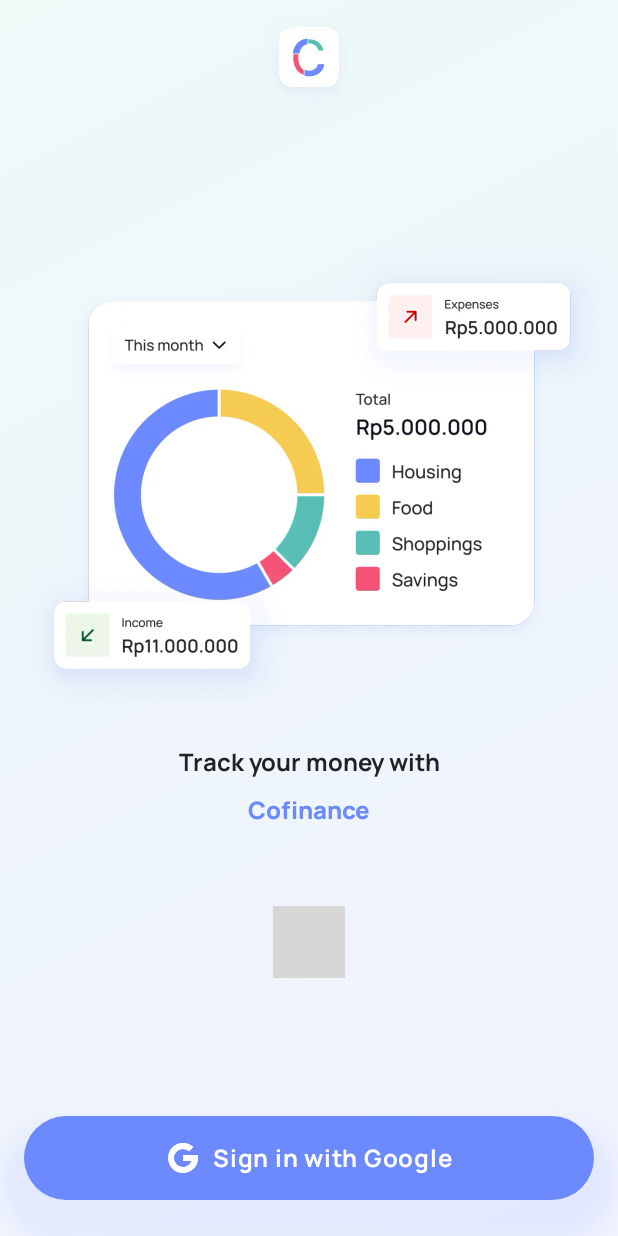
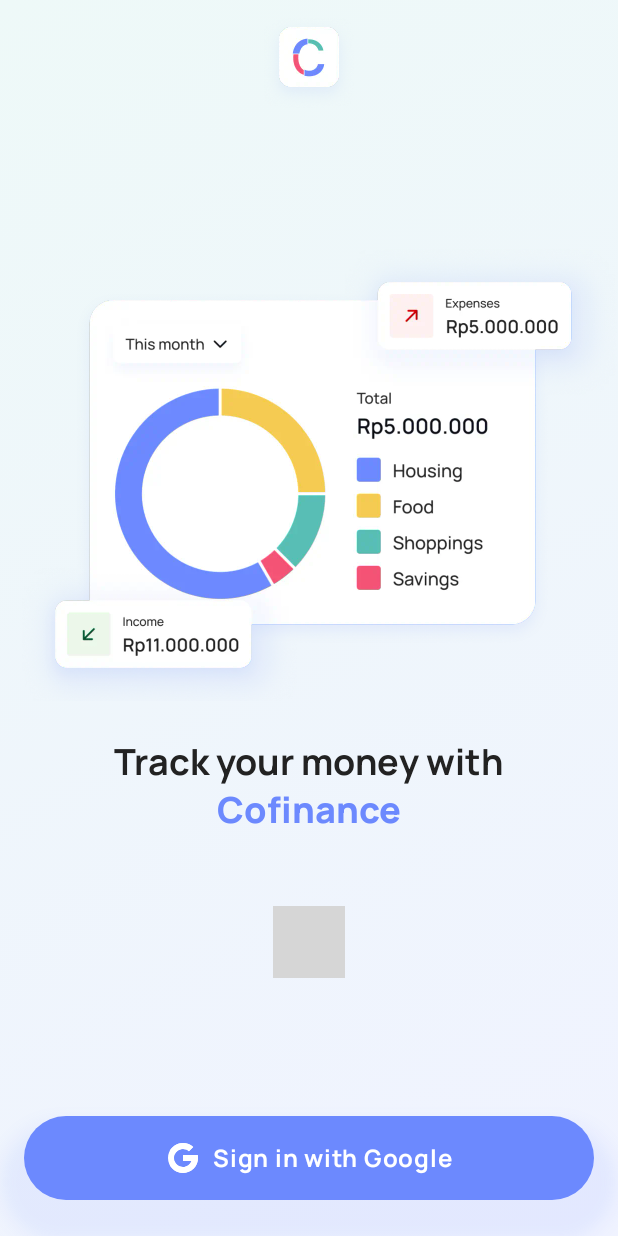
Before and after one commit to andriawan24/cofinance, an Android app built with Jetpack Compose: the @Preview function LoginScreenPreview, on a phone screen of 412 x 824 dp. Run offline under Robolectric (Android 15) with nearby library versions, the light colour scheme and no system bars; libraries missing offline, so code that uses them is left out: com.tbuonomo.viewpagerdotsindicator; Roboto replaces fonts that are not available here; 3 statements that could not run were skipped; grey boxes are pictures that could not be loaded.

Commit message:
fix: Onboarding text is too small
Signed-off-by: andriawan24 <fawaznaufal23@gmail.com>

```diff
--- a/android-app/src/main/java/id/andriawan24/cofinance/andro/ui/presentation/login/components/OnboardingSwiper.kt
+++ b/android-app/src/main/java/id/andriawan24/cofinance/andro/ui/presentation/login/components/OnboardingSwiper.kt
@@ -27,6 +27,7 @@
 import id.andriawan24.cofinance.andro.R
 import id.andriawan24.cofinance.andro.ui.theme.CofinanceTheme
 import id.andriawan24.cofinance.andro.utils.Dimensions
+import id.andriawan24.cofinance.andro.utils.TextSizes
 
 @Composable
 fun OnboardingSwiper(modifier: Modifier = Modifier) {
@@ -45,7 +46,8 @@
                 verticalArrangement = Arrangement.spacedBy(
                     space = Dimensions.SIZE_24,
                     alignment = Alignment.CenterVertically
-                )
+                ),
+                horizontalAlignment = Alignment.CenterHorizontally
             ) {
                 Image(
                     painter = painterResource(R.drawable.img_onboarding),
@@ -60,19 +62,23 @@
                         pushStyle(
                             SpanStyle(
                                 color = MaterialTheme.colorScheme.onBackground,
-                                fontWeight = FontWeight.Bold
+                                fontWeight = FontWeight.Bold,
+                                fontSize = TextSizes.SIZE_24
                             )
                         )
-                        append("Track your money with\n")
+                        append(stringResource(R.string.label_track_your_money))
                         pushStyle(
                             SpanStyle(
                                 color = MaterialTheme.colorScheme.primary,
-                                fontWeight = FontWeight.ExtraBold
+                                fontWeight = FontWeight.ExtraBold,
+                                fontSize = TextSizes.SIZE_24
                             )
                         )
                         append(stringResource(R.string.app_name))
                     },
-                    style = MaterialTheme.typography.headlineSmall,
+                    style = MaterialTheme.typography.displaySmall.copy(
+                        lineHeight = TextSizes.SIZE_32
+                    ),
                     textAlign = TextAlign.Center
                 )
             }
```
